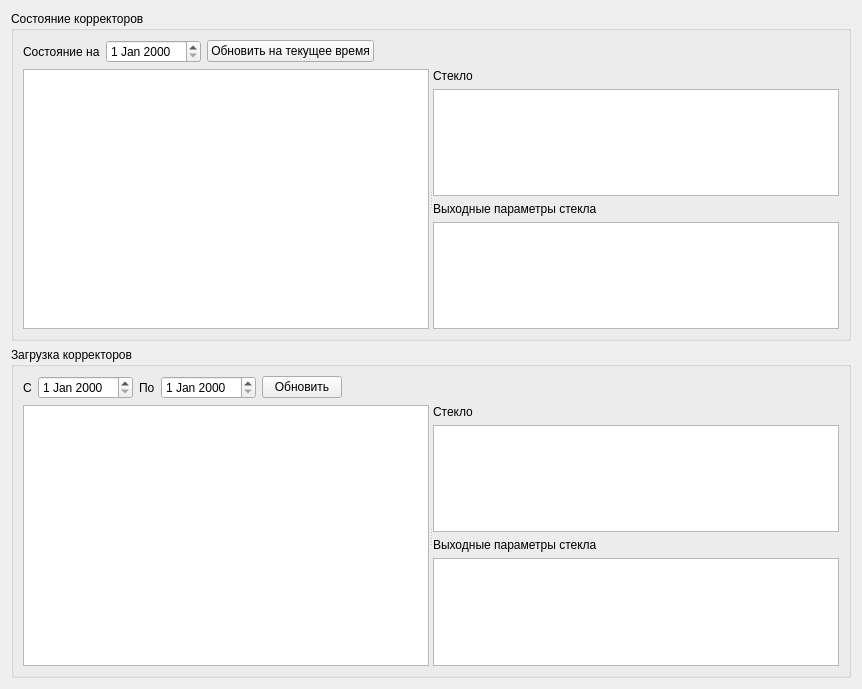
First picture: the form in formkorr.ui, repository Sergeyego/el_glass, before the edit.
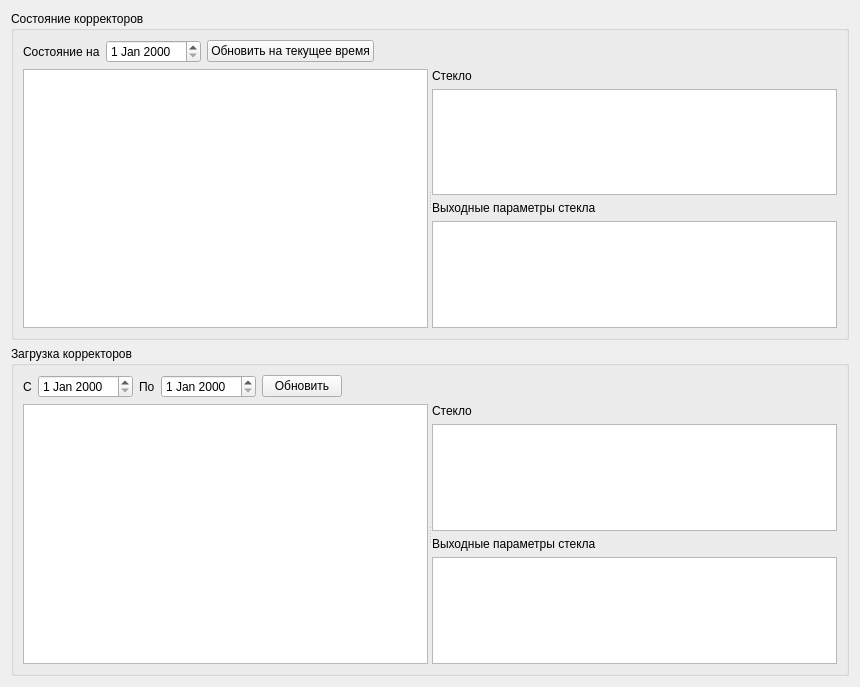
Second picture: the form after the edit. Custom widgets are drawn as their Qt base class.

The edit to the form file:
```diff
--- a/formkorr.ui
+++ b/formkorr.ui
@@ -6,8 +6,8 @@
    <rect>
     <x>0</x>
     <y>0</y>
-    <width>862</width>
-    <height>689</height>
+    <width>860</width>
+    <height>687</height>
    </rect>
   </property>
   <property name="windowTitle">
@@ -59,7 +59,7 @@
         <property name="orientation">
          <enum>Qt::Horizontal</enum>
         </property>
-        <widget class="QTableView" name="tableView"/>
+        <widget class="DbViewer" name="tableViewStat"/>
         <widget class="QWidget" name="layoutWidget">
          <layout class="QVBoxLayout" name="verticalLayout">
           <item>
@@ -70,7 +70,7 @@
            </widget>
           </item>
           <item>
-           <widget class="QTableView" name="tableView_2"/>
+           <widget class="DbViewer" name="tableViewStatGlass"/>
           </item>
           <item>
            <widget class="QLabel" name="label_2">
@@ -80,7 +80,7 @@
            </widget>
           </item>
           <item>
-           <widget class="QTableView" name="tableView_3"/>
+           <widget class="DbViewer" name="tableViewStatPar"/>
           </item>
          </layout>
         </widget>
@@ -144,7 +144,7 @@
         <property name="orientation">
          <enum>Qt::Horizontal</enum>
         </property>
-        <widget class="QTableView" name="tableView_6"/>
+        <widget class="DbViewer" name="tableViewLoad"/>
         <widget class="QWidget" name="layoutWidget">
          <layout class="QVBoxLayout" name="verticalLayout_3">
           <item>
@@ -155,7 +155,7 @@
            </widget>
           </item>
           <item>
-           <widget class="QTableView" name="tableView_4"/>
+           <widget class="DbViewer" name="tableViewLoadGlass"/>
           </item>
           <item>
            <widget class="QLabel" name="label_7">
@@ -165,7 +165,7 @@
            </widget>
           </item>
           <item>
-           <widget class="QTableView" name="tableView_5"/>
+           <widget class="DbViewer" name="tableViewLoadPar"/>
           </item>
          </layout>
         </widget>
@@ -182,6 +182,11 @@
    <extends>QDateEdit</extends>
    <header>db/dbviewer.h</header>
   </customwidget>
+  <customwidget>
+   <class>DbViewer</class>
+   <extends>QTableView</extends>
+   <header>db/dbviewer.h</header>
+  </customwidget>
  </customwidgets>
  <resources/>
  <connections/>
```
Left out of the diff: 20 changed lines with no effect on the pictures.
